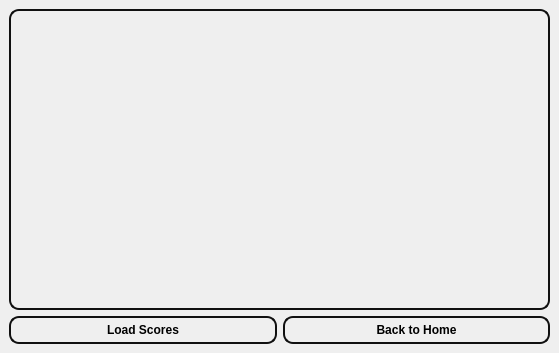
suvam452/Mulyankan, file student_info.ui: the form before one commit.
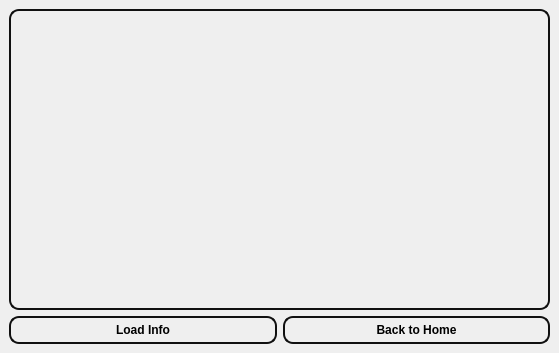
The form after the commit.

Diff of the .ui file:
```diff
--- a/student_info.ui
+++ b/student_info.ui
@@ -82,7 +82,7 @@
 </string>
           </property>
           <property name="text">
-           <string>Load Scores</string>
+           <string>Load Info</string>
           </property>
          </widget>
         </item>
```
